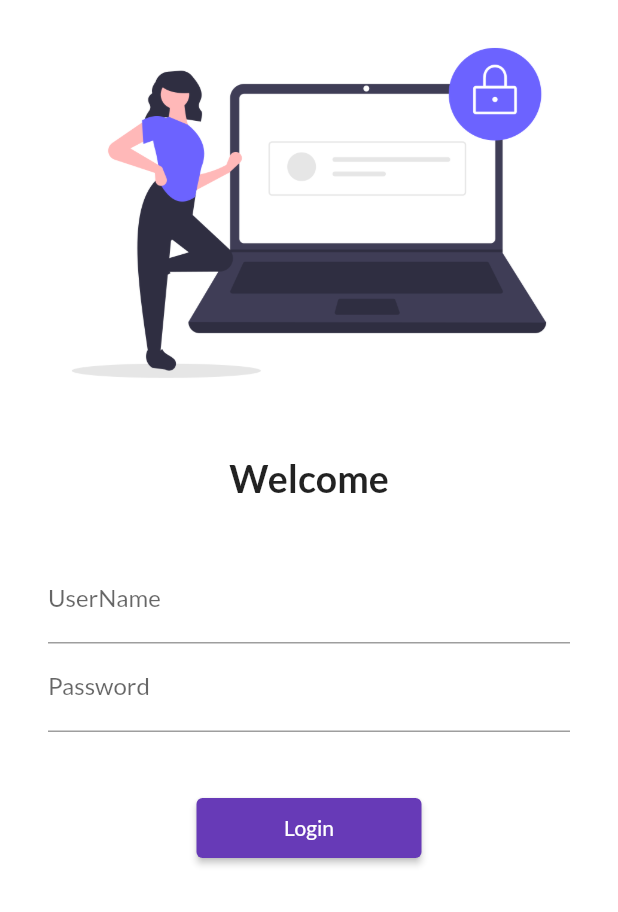
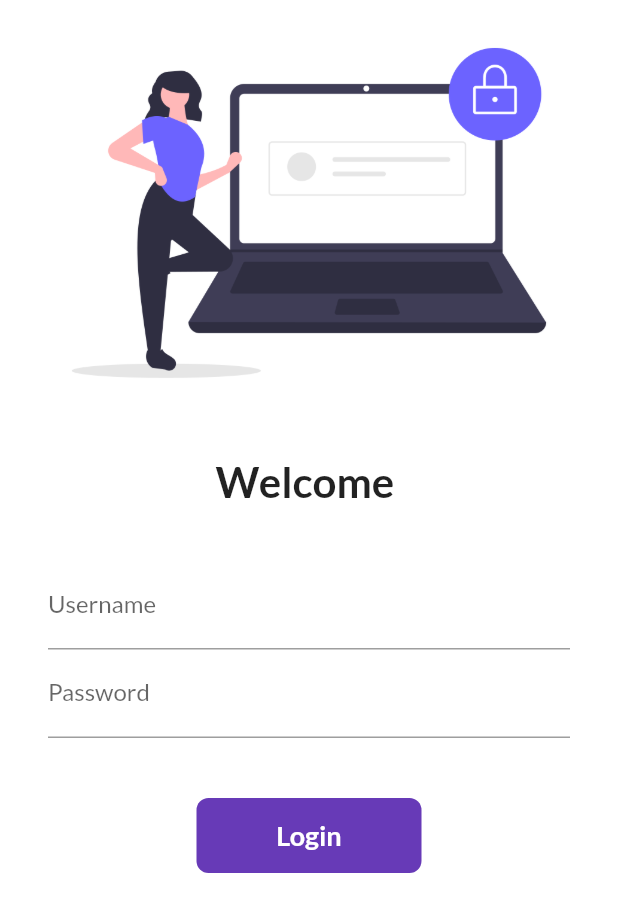
Before and after one commit to amadoucam/Days_flutter, a Flutter app: the LoginPage screen opened by its route, on a phone screen of 412 x 824 dp. Shown: the top 912 px of the screen. Run offline on Flutter 3.47's test engine with Material 2 defaults, Android fonts, the phone set to English and light mode, and no system bars; our stand-ins replace google_fonts; network calls fail.

Commit message:
Day 2 completed

```diff
--- a/lib/pages/login_page.dart
+++ b/lib/pages/login_page.dart
@@ -1,12 +1,37 @@
 import 'package:flutter/material.dart';
-import 'package:flutter_catalog/utils/routes.dart';
+import '../utils/routes.dart'; //'package:flutter_catalog/utils/routes.dart';
 
-class LoginPage extends StatelessWidget {
+class LoginPage extends StatefulWidget {
+  @override
+  _LoginPageState createState() => _LoginPageState();
+}
+
+class _LoginPageState extends State<LoginPage> {
+  String name = "";
+  bool changeButton = false;
+
+  final _formKey = GlobalKey<FormState>();
+
+  moveToHome(BuildContext context) async {
+    if (_formKey.currentState!.validate()) {
+      setState(() {
+        changeButton = true;
+      });
+      await Future.delayed(Duration(seconds: 1));
+      await Navigator.pushNamed(context, MyRoutes.homeRoute);
+      setState(() {
+        changeButton = false;
+      });
+    }
+  }
+
   @override
   Widget build(BuildContext context) {
     return Material(
         color: Colors.white,
         child: SingleChildScrollView(
+          child: Form(
+            key: _formKey,
             child: Column(
               children: [
                 Image.asset(
@@ -17,9 +42,9 @@ class LoginPage extends StatelessWidget {
                   height: 20.0,
                 ),
                 Text(
-                "Welcome",
+                  "Welcome $name",
                   style: TextStyle(
-                  fontSize: 25,
+                    fontSize: 28,
                     fontWeight: FontWeight.bold,
                   ),
                 ),
@@ -33,45 +58,72 @@ class LoginPage extends StatelessWidget {
                     children: [
                       TextFormField(
                         decoration: InputDecoration(
-                          hintText: "Enter userName",
-                          labelText: "UserName",
+                          hintText: "Enter username",
+                          labelText: "Username",
                         ),
+                        validator: (value) {
+                          if (value!.isEmpty) {
+                            return "Username cannot be empty";
+                          }
+
+                          return null;
+                        },
+                        onChanged: (value) {
+                          name = value;
+                          setState(() {});
+                        },
                       ),
                       TextFormField(
                         obscureText: true,
                         decoration: InputDecoration(
-                          hintText: "Enter Password",
+                          hintText: "Enter password",
                           labelText: "Password",
                         ),
+                        validator: (value) {
+                          if (value!.isEmpty) {
+                            return "Password cannot be empty";
+                          } else if (value.length < 6) {
+                            return "Password length should be atleast 6";
+                          }
+
+                          return null;
+                        },
                       ),
                       SizedBox(
                         height: 40.0,
                       ),
-                      ElevatedButton(
-                        child: Text("Login"),
-                        style: TextButton.styleFrom(minimumSize: Size(150, 40)),
-                        onPressed: () {
-                          //print("Hi Camara");
-                          Navigator.pushNamed(context, MyRoutes.homeRoute);
-                        },
+                      Material(
+                        color: Colors.deepPurple,
+                        borderRadius:
+                            BorderRadius.circular(changeButton ? 50 : 8),
+                        child: InkWell(
+                          onTap: () => moveToHome(context),
+                          child: AnimatedContainer(
+                            duration: Duration(seconds: 1),
+                            width: changeButton ? 50 : 150,
+                            height: 50,
+                            alignment: Alignment.center,
+                            child: changeButton
+                                ? Icon(
+                                    Icons.done,
+                                    color: Colors.white,
+                                  )
+                                : Text(
+                                    "Login",
+                                    style: TextStyle(
+                                        color: Colors.white,
+                                        fontWeight: FontWeight.bold,
+                                        fontSize: 18),
+                                  ),
+                          ),
+                        ),
+                      ),
+                    ],
+                  ),
                 )
               ],
-                  )),
-            ],
+            ),
           ),
         ));
   }
 }
-
-/*
-child: Center(
-        child: Text(
-          "Login Page",
-        style: TextStyle(
-          fontSize: 40,
-          color: Colors.blue,
-          fontWeight: FontWeight.bold
-          ),
-        ),
-      ),
- */
--- /dev/null
+++ b/lib/widgets/themes.dart
@@ -0,0 +1,18 @@
+import 'package:flutter/material.dart';
+import 'package:google_fonts/google_fonts.dart';
+
+class MyTheme {
+  static ThemeData lightTheme(BuildContext context) => ThemeData(
+      primarySwatch: Colors.deepPurple,
+      fontFamily: GoogleFonts.lato().fontFamily,
+      appBarTheme: AppBarTheme(
+        color: Colors.white,
+        elevation: 0.0,
+        iconTheme: IconThemeData(color: Colors.black),
+        textTheme: Theme.of(context).textTheme,
+      ));
+
+  static ThemeData darkTheme(BuildContext context) => ThemeData(
+        brightness: Brightness.dark,
+      );
+}
```
Also changed, not shown: lib/main.dart (+8 -23 lines), lib/models/catalog.dart (added, +23 -0 lines), lib/pages/home_page.dart (+15 -28 lines), lib/widgets/drawer.dart (added, +79 -0 lines), lib/widgets/item_widget.dart (added, +34 -0 lines), assets/images/hey.png (added). Lines whose indentation alone changed are shown as unchanged.
